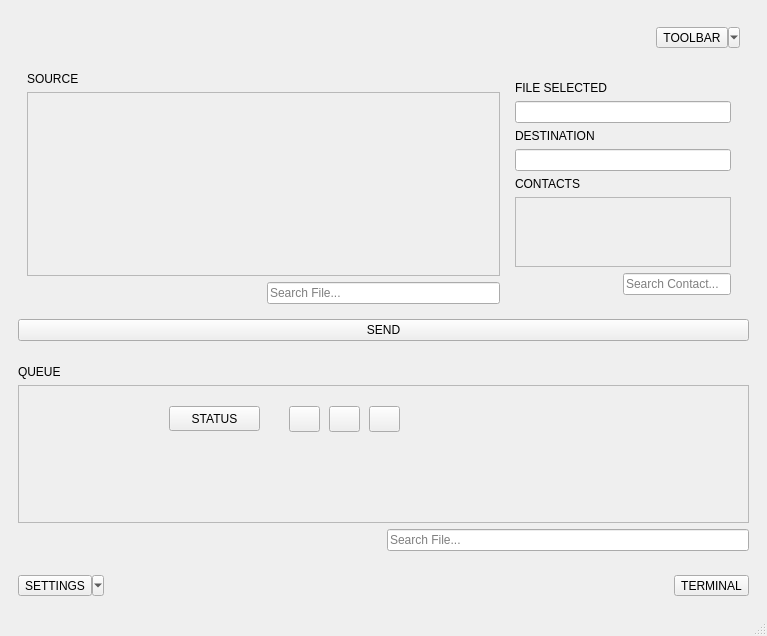
Cal-State-LA-Capstone/SpaceZilla-DTN-OVER-CFDP, file frontend/SpaceZilla_ver0/SpaceZilla_ver0.ui: the form before one commit.
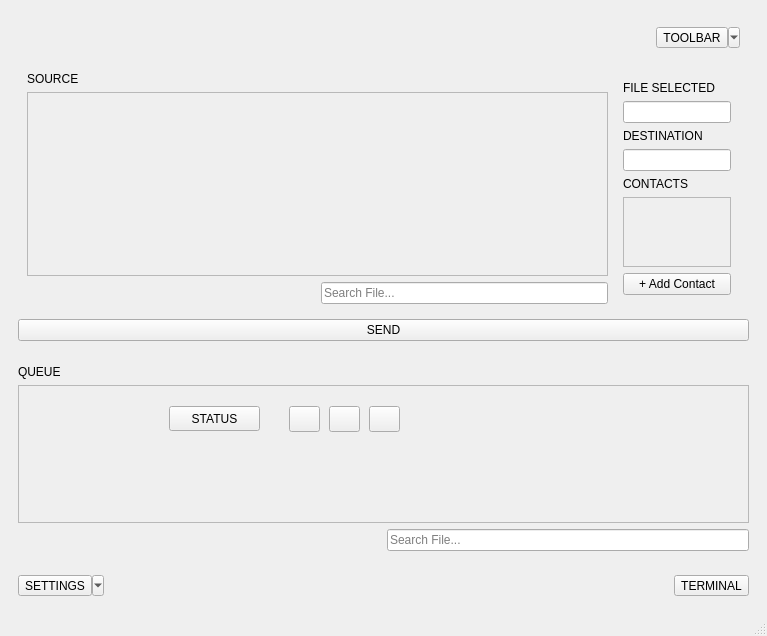
The form after the commit. Icons and pictures are not drawn.

Commit message: work around to add contacts list withouth needing the ui to wait to send files.

Diff of the .ui file:
```diff
--- a/frontend/SpaceZilla_ver0/SpaceZilla_ver0.ui
+++ b/frontend/SpaceZilla_ver0/SpaceZilla_ver0.ui
@@ -106,32 +106,10 @@
                </property>
               </widget>
              </item>
-             <item row="8" column="1">
-              <spacer name="horizontalSpacer">
-               <property name="orientation">
-                <enum>Qt::Orientation::Horizontal</enum>
-               </property>
-               <property name="sizeHint" stdset="0">
-                <size>
-                 <width>40</width>
-                 <height>20</height>
-                </size>
-               </property>
-              </spacer>
-             </item>
-             <item row="8" column="2">
-              <widget class="QLineEdit" name="contact_filter">
-               <property name="layoutDirection">
-                <enum>Qt::LayoutDirection::LeftToRight</enum>
-               </property>
+             <item row="8" column="1" colspan="2">
+              <widget class="QPushButton" name="add_contact_btn">
                <property name="text">
-                <string/>
-               </property>
-               <property name="echoMode">
-                <enum>QLineEdit::EchoMode::Normal</enum>
-               </property>
-               <property name="placeholderText">
-                <string>Search Contact...</string>
+                <string>+ Add Contact</string>
                </property>
               </widget>
              </item>
```
The commit also changes 14 other files.
